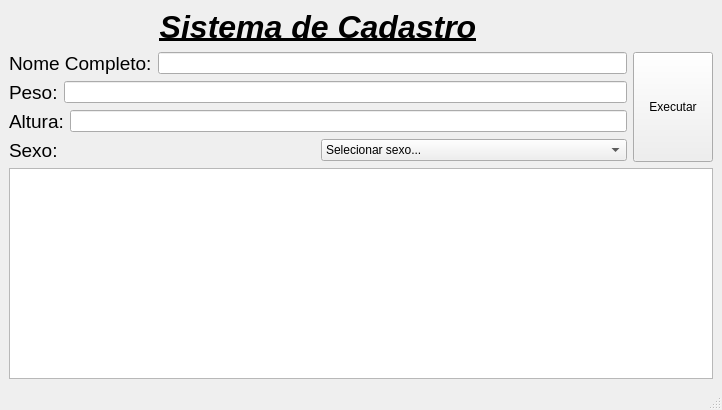
Old version of the form Projeto/mainwindow.ui in the repository cpedrohenrique1/ClinGYN.
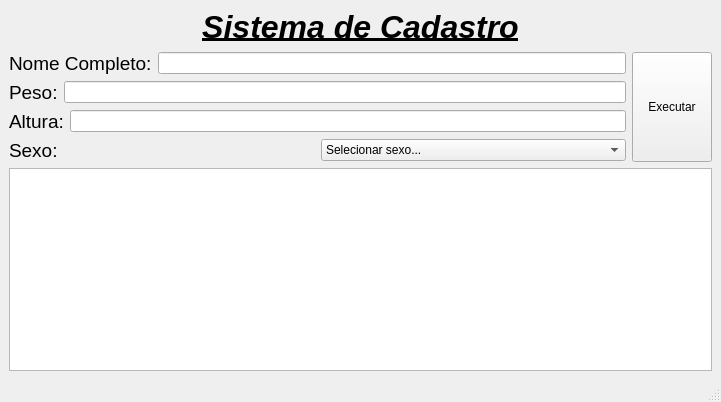
New version of the form.

The edit to the form file:
```diff
--- a/Projeto/mainwindow.ui
+++ b/Projeto/mainwindow.ui
@@ -6,8 +6,8 @@
    <rect>
     <x>0</x>
     <y>0</y>
-    <width>722</width>
-    <height>410</height>
+    <width>721</width>
+    <height>402</height>
    </rect>
   </property>
   <property name="windowTitle">
@@ -15,42 +15,7 @@
   </property>
   <widget class="QWidget" name="centralwidget">
    <layout class="QGridLayout" name="gridLayout">
-    <item row="0" column="0">
-     <widget class="QLabel" name="label">
-      <property name="text">
-       <string>&lt;html&gt;&lt;head/&gt;&lt;body&gt;&lt;p align=&quot;center&quot;&gt;&lt;span style=&quot; font-size:24pt; font-weight:700; font-style:italic; text-decoration: underline;&quot;&gt;Sistema de Cadastro&lt;/span&gt;&lt;/p&gt;&lt;/body&gt;&lt;/html&gt;</string>
-      </property>
-     </widget>
-    </item>
-    <item row="1" column="0">
-     <layout class="QHBoxLayout" name="horizontalLayout">
-      <item>
-       <widget class="QLabel" name="label_2">
-        <property name="text">
-         <string>&lt;html&gt;&lt;head/&gt;&lt;body&gt;&lt;p&gt;&lt;span style=&quot; font-size:14pt;&quot;&gt;Nome Completo:&lt;/span&gt;&lt;/p&gt;&lt;/body&gt;&lt;/html&gt;</string>
-        </property>
-       </widget>
-      </item>
-      <item>
-       <widget class="QLineEdit" name="nomeCompletoInput"/>
-      </item>
-     </layout>
-    </item>
-    <item row="2" column="0">
-     <layout class="QHBoxLayout" name="horizontalLayout_2">
-      <item>
-       <widget class="QLabel" name="label_3">
-        <property name="text">
-         <string>&lt;html&gt;&lt;head/&gt;&lt;body&gt;&lt;p&gt;&lt;span style=&quot; font-size:14pt;&quot;&gt;Peso:&lt;/span&gt;&lt;/p&gt;&lt;/body&gt;&lt;/html&gt;</string>
-        </property>
-       </widget>
-      </item>
-      <item>
-       <widget class="QLineEdit" name="pesoInput"/>
-      </item>
-     </layout>
-    </item>
-    <item row="3" column="0">
+    <item row="4" column="0">
      <layout class="QHBoxLayout" name="horizontalLayout_3">
       <item>
        <widget class="QLabel" name="label_5">
@@ -64,7 +29,20 @@
       </item>
      </layout>
     </item>
-    <item row="4" column="0">
+    <item row="2" column="1" rowspan="4">
+     <widget class="QPushButton" name="BotaoExecutar">
+      <property name="sizePolicy">
+       <sizepolicy hsizetype="Minimum" vsizetype="Ignored">
+        <horstretch>0</horstretch>
+        <verstretch>0</verstretch>
+       </sizepolicy>
+      </property>
+      <property name="text">
+       <string>Executar</string>
+      </property>
+     </widget>
+    </item>
+    <item row="5" column="0">
      <layout class="QHBoxLayout" name="horizontalLayout_4">
       <item>
        <widget class="QLabel" name="label_4">
@@ -94,19 +72,41 @@
       </item>
      </layout>
     </item>
-    <item row="5" column="0" colspan="2">
+    <item row="6" column="0" colspan="2">
      <widget class="QTextEdit" name="SaidaTexto"/>
     </item>
-    <item row="1" column="1" rowspan="4">
-     <widget class="QPushButton" name="BotaoExecutar">
-      <property name="sizePolicy">
-       <sizepolicy hsizetype="Minimum" vsizetype="Ignored">
-        <horstretch>0</horstretch>
-        <verstretch>0</verstretch>
-       </sizepolicy>
-      </property>
+    <item row="3" column="0">
+     <layout class="QHBoxLayout" name="horizontalLayout_2">
+      <item>
+       <widget class="QLabel" name="label_3">
+        <property name="text">
+         <string>&lt;html&gt;&lt;head/&gt;&lt;body&gt;&lt;p&gt;&lt;span style=&quot; font-size:14pt;&quot;&gt;Peso:&lt;/span&gt;&lt;/p&gt;&lt;/body&gt;&lt;/html&gt;</string>
+        </property>
+       </widget>
+      </item>
+      <item>
+       <widget class="QLineEdit" name="pesoInput"/>
+      </item>
+     </layout>
+    </item>
+    <item row="2" column="0">
+     <layout class="QHBoxLayout" name="horizontalLayout">
+      <item>
+       <widget class="QLabel" name="label_2">
+        <property name="text">
+         <string>&lt;html&gt;&lt;head/&gt;&lt;body&gt;&lt;p&gt;&lt;span style=&quot; font-size:14pt;&quot;&gt;Nome Completo:&lt;/span&gt;&lt;/p&gt;&lt;/body&gt;&lt;/html&gt;</string>
+        </property>
+       </widget>
+      </item>
+      <item>
+       <widget class="QLineEdit" name="nomeCompletoInput"/>
+      </item>
+     </layout>
+    </item>
+    <item row="1" column="0" colspan="2">
+     <widget class="QLabel" name="label">
       <property name="text">
-       <string>Executar</string>
+       <string>&lt;html&gt;&lt;head/&gt;&lt;body&gt;&lt;p align=&quot;center&quot;&gt;&lt;span style=&quot; font-size:24pt; font-weight:700; font-style:italic; text-decoration: underline;&quot;&gt;Sistema de Cadastro&lt;/span&gt;&lt;/p&gt;&lt;/body&gt;&lt;/html&gt;</string>
       </property>
      </widget>
     </item>
```
Left out of the diff: 10 changed lines with no effect on the pictures.
